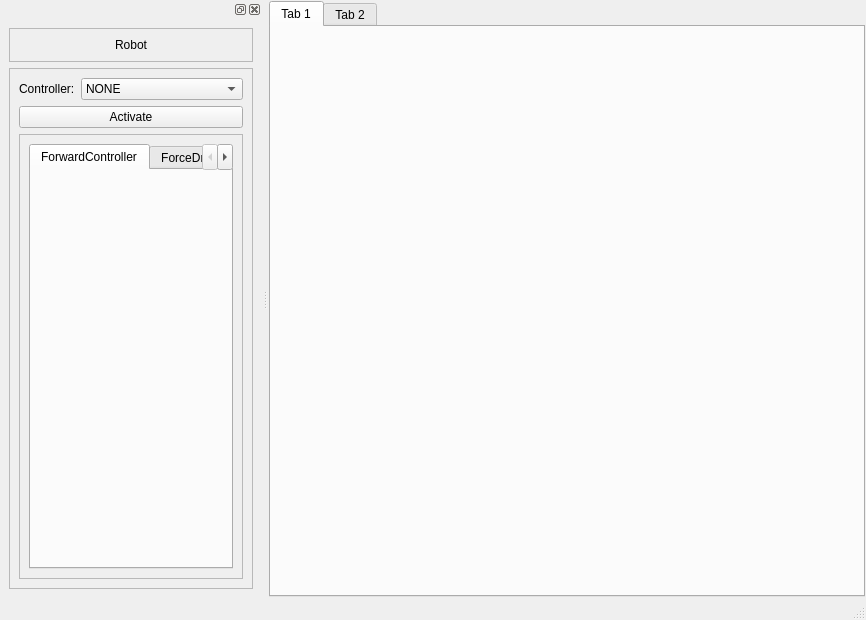
JunchenWang/ros2_robot_control, file robot_gui/src/RobotGUIMainWindow.ui: the form before one commit.
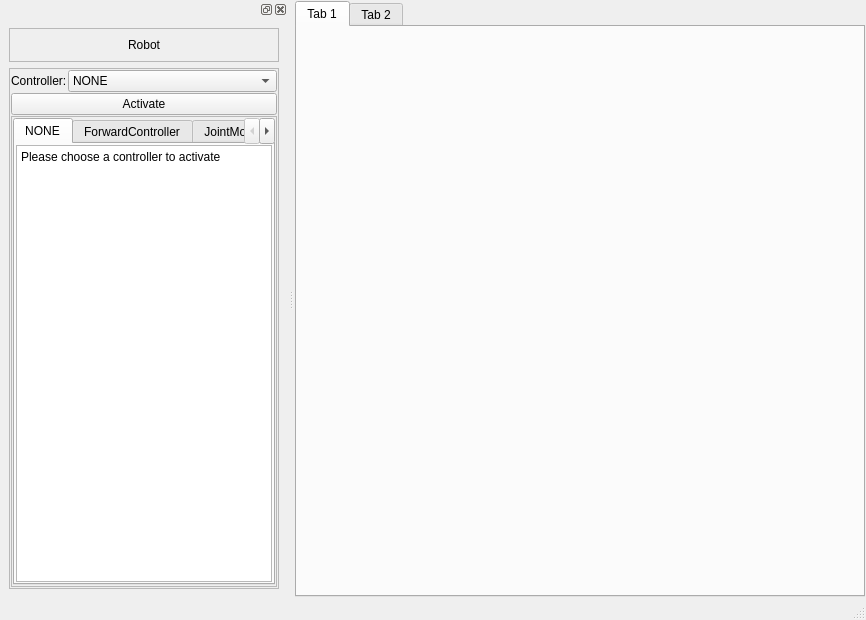
The form after the commit.

Commit message: robot gui for controller test

Diff of the .ui file:
```diff
--- a/robot_gui/src/RobotGUIMainWindow.ui
+++ b/robot_gui/src/RobotGUIMainWindow.ui
@@ -97,6 +97,24 @@
         <enum>QFrame::Raised</enum>
        </property>
        <layout class="QFormLayout" name="formLayout_2">
+        <property name="horizontalSpacing">
+         <number>1</number>
+        </property>
+        <property name="verticalSpacing">
+         <number>1</number>
+        </property>
+        <property name="leftMargin">
+         <number>1</number>
+        </property>
+        <property name="topMargin">
+         <number>1</number>
+        </property>
+        <property name="rightMargin">
+         <number>1</number>
+        </property>
+        <property name="bottomMargin">
+         <number>1</number>
+        </property>
         <item row="0" column="0">
          <widget class="QLabel" name="label_2">
           <property name="text">
@@ -138,17 +156,84 @@
            <enum>QFrame::Raised</enum>
           </property>
           <layout class="QVBoxLayout" name="verticalLayout_2">
+           <property name="spacing">
+            <number>1</number>
+           </property>
+           <property name="leftMargin">
+            <number>1</number>
+           </property>
+           <property name="topMargin">
+            <number>1</number>
+           </property>
+           <property name="rightMargin">
+            <number>1</number>
+           </property>
+           <property name="bottomMargin">
+            <number>1</number>
+           </property>
            <item>
             <widget class="QTabWidget" name="tabWidget_2">
              <property name="currentIndex">
               <number>0</number>
              </property>
+             <widget class="QWidget" name="tab_5">
+              <attribute name="title">
+               <string>NONE</string>
+              </attribute>
+              <layout class="QVBoxLayout" name="verticalLayout_3">
+               <property name="spacing">
+                <number>1</number>
+               </property>
+               <property name="leftMargin">
+                <number>1</number>
+               </property>
+               <property name="topMargin">
+                <number>1</number>
+               </property>
+               <property name="rightMargin">
+                <number>1</number>
+               </property>
+               <property name="bottomMargin">
+                <number>1</number>
+               </property>
+               <item>
+                <widget class="QPlainTextEdit" name="plainTextEdit">
+                 <property name="readOnly">
+                  <bool>true</bool>
+                 </property>
+                 <property name="plainText">
+                  <string>Please choose a controller to activate</string>
+                 </property>
+                </widget>
+               </item>
+              </layout>
+             </widget>
              <widget class="QWidget" name="tab_3">
               <attribute name="title">
                <string>ForwardController</string>
               </attribute>
               <layout class="QFormLayout" name="formLayout_3"/>
              </widget>
+             <widget class="QWidget" name="JointMotionController">
+              <attribute name="title">
+               <string>JointMotionController</string>
+              </attribute>
+             </widget>
+             <widget class="QWidget" name="tab_6">
+              <attribute name="title">
+               <string>CartesianMotionController</string>
+              </attribute>
+             </widget>
+             <widget class="QWidget" name="tab_7">
+              <attribute name="title">
+               <string>CartesianTrajectoryController</string>
+              </attribute>
+             </widget>
+             <widget class="QWidget" name="tab_8">
+              <attribute name="title">
+               <string>AdmittanceController</string>
+              </attribute>
+             </widget>
              <widget class="QWidget" name="tab_4">
               <attribute name="title">
                <string>ForceDragController</string>
```
Left out of the diff: 20 changed lines with no effect on the pictures. The commit also changes 3 other files.
